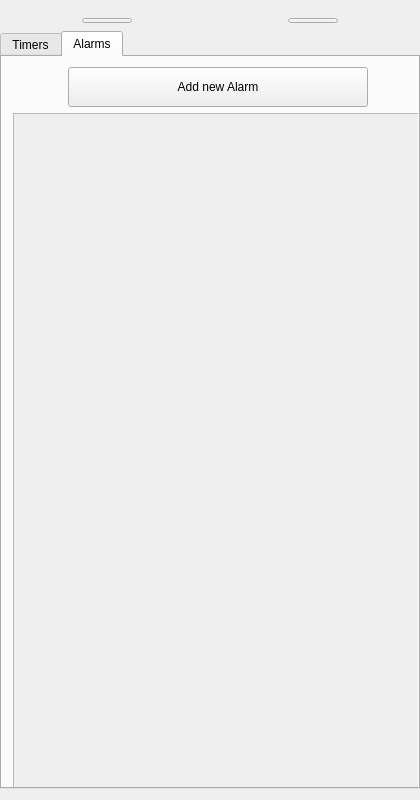
secondYearProjects/SmartTimer, file SmartTimer/mainwindow.ui: the form before one commit.
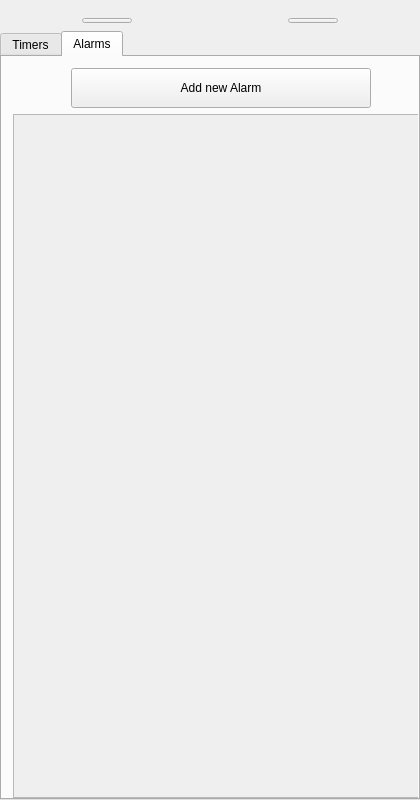
The form after the commit. The open tabs and pages were chosen to show the change. Icons and pictures are not drawn.

Commit message: Fix floating button

```diff
--- a/SmartTimer/mainwindow.ui
+++ b/SmartTimer/mainwindow.ui
@@ -64,6 +64,9 @@
     <property name="rightMargin">
      <number>0</number>
     </property>
+    <property name="bottomMargin">
+     <number>0</number>
+    </property>
     <property name="verticalSpacing">
      <number>0</number>
     </property>
@@ -313,13 +316,19 @@
           <number>0</number>
          </property>
          <property name="rightMargin">
-          <number>5</number>
+          <number>0</number>
+         </property>
+         <property name="bottomMargin">
+          <number>10</number>
          </property>
          <property name="verticalSpacing">
           <number>6</number>
          </property>
          <item row="0" column="0">
           <layout class="QHBoxLayout" name="horizontalLayout_2">
+           <property name="topMargin">
+            <number>1</number>
+           </property>
            <item>
             <spacer name="horizontalSpacer_3">
              <property name="orientation">
@@ -387,7 +396,7 @@
               <x>0</x>
               <y>0</y>
               <width>420</width>
-              <height>689</height>
+              <height>680</height>
              </rect>
             </property>
             <property name="minimumSize">
```
Left out of the diff: 11 changed lines with no effect on the pictures.
